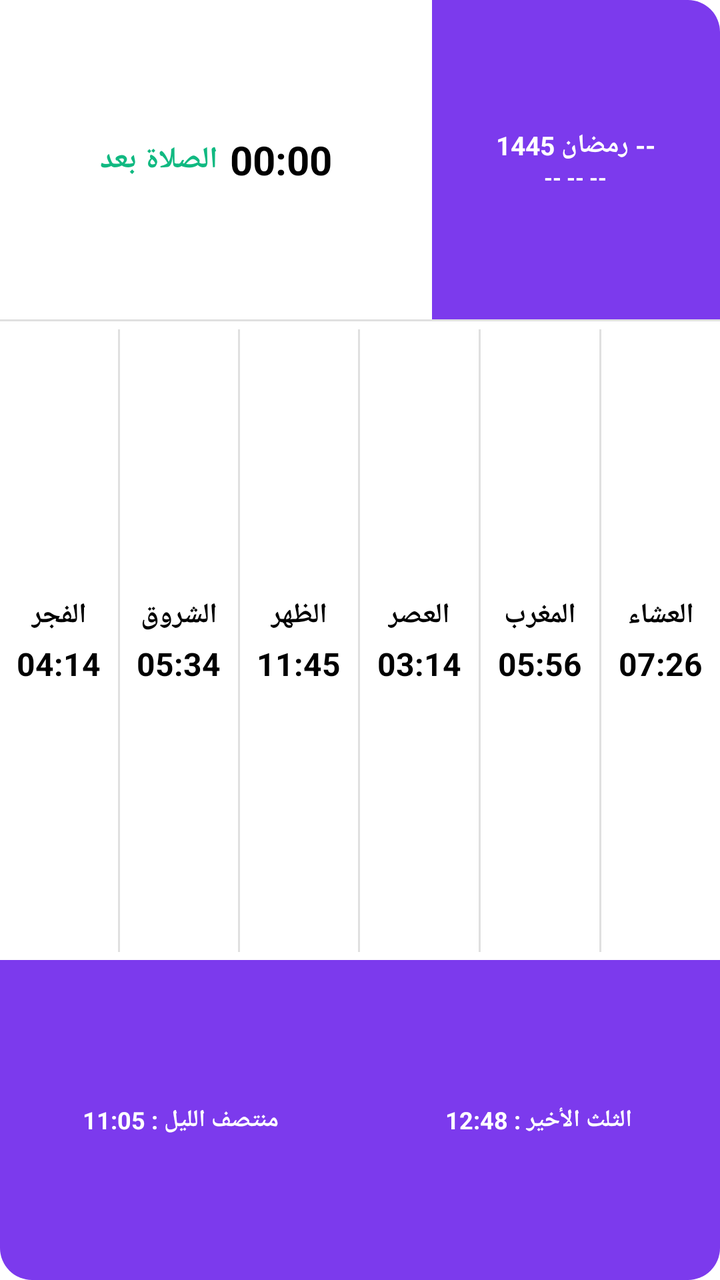
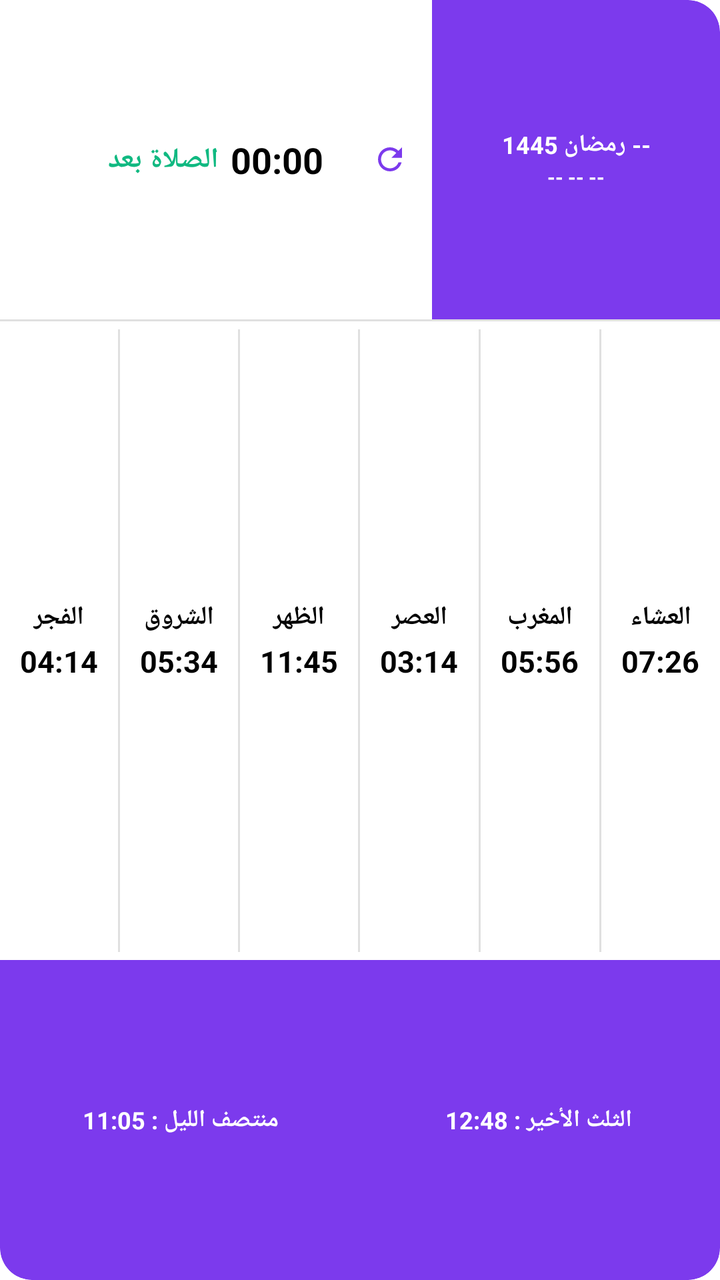

Two renders of the same Android screen: before a commit and after it. Below are the layout's source before the change and the commit's diff.
<!-- AndroidManifest.xml: application theme AppTheme.NoActionBar -->
<!-- res/layout/prayer_widget.xml -->
<?xml version="1.0" encoding="utf-8"?>
<LinearLayout xmlns:android="http://schemas.android.com/apk/res/android"
    android:id="@+id/widget_root"
    android:layout_width="match_parent"
    android:layout_height="match_parent"
    android:orientation="vertical"
    android:background="@drawable/widget_bg_white"
    android:layout_margin="0dp"
    android:padding="0dp">

    
    <LinearLayout
        android:layout_width="match_parent"
        android:layout_height="0dp"
        android:layout_weight="25"
        android:orientation="horizontal"
        android:baselineAligned="false">

        
        <RelativeLayout
            android:layout_width="0dp"
            android:layout_weight="6"
            android:layout_height="match_parent"
            android:background="@drawable/widget_top_right_bg"
            android:padding="0dp">

            <ImageView
                android:id="@+id/widget_app_icon_small"
                android:layout_width="17dp"
                android:layout_height="17dp"
                android:src="@mipmap/ic_launcher"
                android:layout_alignParentStart="true"
                android:layout_alignParentRight="true"
                android:layout_centerVertical="true"
                android:layout_marginStart="16dp"
                android:layout_marginRight="16dp" />

            <ImageView
                android:id="@+id/widget_app_icon_large"
                android:layout_width="36dp"
                android:layout_height="36dp"
                android:src="@mipmap/ic_launcher"
                android:layout_alignParentStart="true"
                android:layout_alignParentRight="true"
                android:layout_centerVertical="true"
                android:layout_marginStart="12dp"
                android:layout_marginRight="12dp"
                android:visibility="gone" />

            <LinearLayout
                android:layout_width="wrap_content"
                android:layout_height="wrap_content"
                android:orientation="horizontal"
                android:layout_centerInParent="true"
                android:gravity="center">

                <TextView
                    android:id="@+id/widget_next_prayer_name"
                    android:layout_width="wrap_content"
                    android:layout_height="wrap_content"
                    android:text="الصلاة بعد"
                    android:textColor="#10b981"
                    android:textSize="15sp"
                    android:textStyle="bold"
                    android:layout_marginEnd="6dp" />

                <Chronometer
                    android:id="@+id/widget_next_prayer_time"
                    android:layout_width="wrap_content"
                    android:layout_height="wrap_content"
                    android:textColor="#000000"
                    android:textSize="20sp"
                    android:textStyle="bold"
                    android:layout_marginTop="0dp"
                    android:countDown="true" />
            </LinearLayout>
        </RelativeLayout>

        
        <LinearLayout
            android:id="@+id/widget_left_section"
            android:layout_width="0dp"
            android:layout_weight="4"
            android:layout_height="match_parent"
            android:background="@drawable/widget_left_bg"
            android:orientation="horizontal"
            android:gravity="center"
            android:padding="4dp">

            <LinearLayout
                android:layout_width="wrap_content"
                android:layout_height="wrap_content"
                android:orientation="vertical"
                android:gravity="center">

                <TextView
                    android:id="@+id/widget_hijri_date"
                    android:layout_width="wrap_content"
                    android:layout_height="wrap_content"
                    android:text="-- رمضان 1445"
                    android:textColor="#FFFFFF"
                    android:textSize="13sp"
                    android:textStyle="bold"
                    android:layout_marginTop="0dp" />

                <TextView
                    android:id="@+id/widget_gregorian_date"
                    android:layout_width="wrap_content"
                    android:layout_height="wrap_content"
                    android:text="-- -- --"
                    android:textColor="#FFFFFF"
                    android:textSize="11sp"
                    android:textStyle="bold"
                    android:layout_marginTop="0dp" />
            </LinearLayout>
        </LinearLayout>
    </LinearLayout>

    
    <FrameLayout
        android:layout_width="match_parent"
        android:layout_height="1dp"
        android:background="#E0E0E0" />

    
    <LinearLayout
        android:layout_width="match_parent"
        android:layout_height="0dp"
        android:layout_weight="50"
        android:orientation="horizontal"
        android:background="#FFFFFF"
        android:paddingTop="2dp"
        android:paddingBottom="2dp">

        
        <LinearLayout android:id="@+id/col_fajr" android:layout_width="0dp" android:layout_weight="1" android:layout_height="match_parent" android:orientation="vertical" android:gravity="center">
            <TextView android:id="@+id/name_fajr" android:layout_width="wrap_content" android:layout_height="wrap_content" android:text="الفجر" android:textColor="#000000" android:textSize="14sp" android:textStyle="bold"/>
            <TextView android:id="@+id/time_fajr" android:layout_width="wrap_content" android:layout_height="wrap_content" android:text="04:14" android:textColor="#000000" android:textSize="16sp" android:textStyle="bold" android:layout_marginTop="4dp"/>
        </LinearLayout>
        <FrameLayout android:layout_width="1dp" android:layout_height="match_parent" android:background="#E0E0E0" android:layout_marginTop="2dp" android:layout_marginBottom="2dp"/>

        
        <LinearLayout android:id="@+id/col_sunrise" android:layout_width="0dp" android:layout_weight="1" android:layout_height="match_parent" android:orientation="vertical" android:gravity="center">
            <TextView android:id="@+id/name_sunrise" android:layout_width="wrap_content" android:layout_height="wrap_content" android:text="الشروق" android:textColor="#000000" android:textSize="14sp" android:textStyle="bold"/>
            <TextView android:id="@+id/time_sunrise" android:layout_width="wrap_content" android:layout_height="wrap_content" android:text="05:34" android:textColor="#000000" android:textSize="16sp" android:textStyle="bold" android:layout_marginTop="4dp"/>
        </LinearLayout>
        <FrameLayout android:layout_width="1dp" android:layout_height="match_parent" android:background="#E0E0E0" android:layout_marginTop="2dp" android:layout_marginBottom="2dp"/>

        
        <LinearLayout android:id="@+id/col_dhuhr" android:layout_width="0dp" android:layout_weight="1" android:layout_height="match_parent" android:orientation="vertical" android:gravity="center">
            <TextView android:id="@+id/name_dhuhr" android:layout_width="wrap_content" android:layout_height="wrap_content" android:text="الظهر" android:textColor="#000000" android:textSize="14sp" android:textStyle="bold"/>
            <TextView android:id="@+id/time_dhuhr" android:layout_width="wrap_content" android:layout_height="wrap_content" android:text="11:45" android:textColor="#000000" android:textSize="16sp" android:textStyle="bold" android:layout_marginTop="4dp"/>
        </LinearLayout>
        <FrameLayout android:layout_width="1dp" android:layout_height="match_parent" android:background="#E0E0E0" android:layout_marginTop="2dp" android:layout_marginBottom="2dp"/>

        
        <LinearLayout android:id="@+id/col_asr" android:layout_width="0dp" android:layout_weight="1" android:layout_height="match_parent" android:orientation="vertical" android:gravity="center">
            <TextView android:id="@+id/name_asr" android:layout_width="wrap_content" android:layout_height="wrap_content" android:text="العصر" android:textColor="#000000" android:textSize="14sp" android:textStyle="bold"/>
            <TextView android:id="@+id/time_asr" android:layout_width="wrap_content" android:layout_height="wrap_content" android:text="03:14" android:textColor="#000000" android:textSize="16sp" android:textStyle="bold" android:layout_marginTop="4dp"/>
        </LinearLayout>
        <FrameLayout android:layout_width="1dp" android:layout_height="match_parent" android:background="#E0E0E0" android:layout_marginTop="2dp" android:layout_marginBottom="2dp"/>

        
        <LinearLayout android:id="@+id/col_maghrib" android:layout_width="0dp" android:layout_weight="1" android:layout_height="match_parent" android:orientation="vertical" android:gravity="center">
            <TextView android:id="@+id/name_maghrib" android:layout_width="wrap_content" android:layout_height="wrap_content" android:text="المغرب" android:textColor="#000000" android:textSize="14sp" android:textStyle="bold"/>
            <TextView android:id="@+id/time_maghrib" android:layout_width="wrap_content" android:layout_height="wrap_content" android:text="05:56" android:textColor="#000000" android:textSize="16sp" android:textStyle="bold" android:layout_marginTop="4dp"/>
        </LinearLayout>
        <FrameLayout android:layout_width="1dp" android:layout_height="match_parent" android:background="#E0E0E0" android:layout_marginTop="2dp" android:layout_marginBottom="2dp"/>

        
        <LinearLayout android:id="@+id/col_isha" android:layout_width="0dp" android:layout_weight="1" android:layout_height="match_parent" android:orientation="vertical" android:gravity="center">
            <TextView android:id="@+id/name_isha" android:layout_width="wrap_content" android:layout_height="wrap_content" android:text="العشاء" android:textColor="#000000" android:textSize="14sp" android:textStyle="bold"/>
            <TextView android:id="@+id/time_isha" android:layout_width="wrap_content" android:layout_height="wrap_content" android:text="07:26" android:textColor="#000000" android:textSize="16sp" android:textStyle="bold" android:layout_marginTop="4dp"/>
        </LinearLayout>
    </LinearLayout>

    
    <LinearLayout
        android:id="@+id/widget_bottom_section"
        android:layout_width="match_parent"
        android:layout_height="0dp"
        android:layout_weight="25"
        android:orientation="horizontal"
        android:background="@drawable/widget_bottom_bg"
        android:padding="1dp"
        android:gravity="center">

        <TextView
            android:id="@+id/widget_midnight"
            android:layout_width="0dp"
            android:layout_weight="1"
            android:layout_height="match_parent"
            android:text="منتصف الليل : 11:05"
            android:textColor="#FFFFFF"
            android:textSize="12sp"
            android:textStyle="bold"
            android:gravity="center" />

        <TextView
            android:id="@+id/widget_last_third"
            android:layout_width="0dp"
            android:layout_weight="1"
            android:layout_height="match_parent"
            android:text="الثلث الأخير : 12:48"
            android:textColor="#FFFFFF"
            android:textSize="12sp"
            android:textStyle="bold"
            android:gravity="center" />
    </LinearLayout>
</LinearLayout>
<!-- resources referenced by this layout -->
<resources>
  <!-- drawable widget_bg_white (drawable) -->
  <?xml version="1.0" encoding="utf-8"?>
  <shape xmlns:android="http://schemas.android.com/apk/res/android">
      <solid android:color="#FFFFFF" />
      <corners android:radius="16dp" />
  </shape>
  <!-- drawable widget_bottom_bg (drawable) -->
  <?xml version="1.0" encoding="utf-8"?>
  <shape xmlns:android="http://schemas.android.com/apk/res/android">
      <solid android:color="#7c3aed" />
      <corners android:bottomLeftRadius="16dp" android:bottomRightRadius="16dp" />
  </shape>
  <!-- drawable widget_left_bg (drawable) -->
  <?xml version="1.0" encoding="utf-8"?>
  <shape xmlns:android="http://schemas.android.com/apk/res/android">
      <solid android:color="#7c3aed" />
      <corners android:topRightRadius="16dp" />
  </shape>
  <!-- drawable widget_top_right_bg (drawable) -->
  <?xml version="1.0" encoding="utf-8"?>
  <shape xmlns:android="http://schemas.android.com/apk/res/android">
      <solid android:color="#FFFFFF" />
      <corners android:topLeftRadius="16dp" />
  </shape>
  <!-- mipmap ic_launcher (mipmap-anydpi-v26) -->
  <?xml version="1.0" encoding="utf-8"?>
  <adaptive-icon xmlns:android="http://schemas.android.com/apk/res/android">
    <background android:drawable="@mipmap/ic_launcher_adaptive_back"/>
    <foreground android:drawable="@mipmap/ic_launcher_adaptive_fore"/>
  </adaptive-icon>
  <style name="AppTheme.NoActionBar" parent="Theme.AppCompat.DayNight.NoActionBar">
          <item name="windowActionBar">false</item>
          <item name="windowNoTitle">true</item>
          <item name="android:windowBackground">@android:color/transparent</item>
          <item name="android:windowIsTranslucent">true</item>
      </style>
</resources>

<!-- the commit's change to res/layout/prayer_widget.xml (unified diff, before → after) -->
@@ -5,6 +5,7 @@
     android:layout_height="match_parent"
     android:orientation="vertical"
     android:background="@drawable/widget_bg_white"
+    android:clipToOutline="true"
     android:layout_margin="0dp"
     android:padding="0dp">
 
@@ -18,36 +19,38 @@
 
         
         <RelativeLayout
+            android:id="@+id/widget_top_right_section"
             android:layout_width="0dp"
             android:layout_weight="6"
             android:layout_height="match_parent"
             android:background="@drawable/widget_top_right_bg"
             android:padding="0dp">
 
+            
             <ImageView
                 android:id="@+id/widget_app_icon_small"
-                android:layout_width="17dp"
-                android:layout_height="17dp"
+                android:layout_width="22dp"
+                android:layout_height="22dp"
                 android:src="@mipmap/ic_launcher"
                 android:layout_alignParentStart="true"
-                android:layout_alignParentRight="true"
                 android:layout_centerVertical="true"
-                android:layout_marginStart="16dp"
-                android:layout_marginRight="16dp" />
+                android:layout_marginStart="12dp"
+                android:contentDescription="App Icon" />
 
             <ImageView
                 android:id="@+id/widget_app_icon_large"
-                android:layout_width="36dp"
-                android:layout_height="36dp"
+                android:layout_width="34dp"
+                android:layout_height="34dp"
                 android:src="@mipmap/ic_launcher"
                 android:layout_alignParentStart="true"
-                android:layout_alignParentRight="true"
                 android:layout_centerVertical="true"
                 android:layout_marginStart="12dp"
-                android:layout_marginRight="12dp"
-                android:visibility="gone" />
-
+                android:visibility="gone"
+                android:contentDescription="App Icon Large" />
+
+            
             <LinearLayout
+                android:id="@+id/widget_next_prayer_container"
                 android:layout_width="wrap_content"
                 android:layout_height="wrap_content"
                 android:orientation="horizontal"
@@ -60,7 +63,7 @@
                     android:layout_height="wrap_content"
                     android:text="الصلاة بعد"
                     android:textColor="#10b981"
-                    android:textSize="15sp"
+                    android:textSize="14sp"
                     android:textStyle="bold"
                     android:layout_marginEnd="6dp" />
 
@@ -69,11 +72,23 @@
                     android:layout_width="wrap_content"
                     android:layout_height="wrap_content"
                     android:textColor="#000000"
-                    android:textSize="20sp"
+                    android:textSize="18sp"
                     android:textStyle="bold"
                     android:layout_marginTop="0dp"
                     android:countDown="true" />
             </LinearLayout>
+
+            
+            <ImageView
+                android:id="@+id/widget_btn_refresh"
+                android:layout_width="22dp"
+                android:layout_height="22dp"
+                android:src="@drawable/ic_widget_refresh"
+                android:layout_alignParentEnd="true"
+                android:layout_centerVertical="true"
+                android:layout_marginEnd="10dp"
+                android:padding="2dp"
+                android:contentDescription="Refresh" />
         </RelativeLayout>
 
         
@@ -83,94 +98,99 @@
             android:layout_weight="4"
             android:layout_height="match_parent"
             android:background="@drawable/widget_left_bg"
-            android:orientation="horizontal"
+            android:orientation="vertical"
             android:gravity="center"
-            android:padding="4dp">
-
-            <LinearLayout
-                android:layout_width="wrap_content"
+            android:clickable="true"
+            android:focusable="true"
+            android:paddingStart="4dp"
+            android:paddingEnd="4dp">
+
+            <TextView
+                android:id="@+id/widget_hijri_date"
+                android:layout_width="match_parent"
                 android:layout_height="wrap_content"
-                android:orientation="vertical"
-                android:gravity="center">
-
-                <TextView
-                    android:id="@+id/widget_hijri_date"
-                    android:layout_width="wrap_content"
-                    android:layout_height="wrap_content"
-                    android:text="-- رمضان 1445"
-                    android:textColor="#FFFFFF"
-                    android:textSize="13sp"
-                    android:textStyle="bold"
-                    android:layout_marginTop="0dp" />
-
-                <TextView
-                    android:id="@+id/widget_gregorian_date"
-                    android:layout_width="wrap_content"
-                    android:layout_height="wrap_content"
-                    android:text="-- -- --"
-                    android:textColor="#FFFFFF"
-                    android:textSize="11sp"
-                    android:textStyle="bold"
-                    android:layout_marginTop="0dp" />
-            </LinearLayout>
+                android:text="-- رمضان 1445"
+                android:textColor="#FFFFFF"
+                android:textSize="12sp"
+                android:textStyle="bold"
+                android:gravity="center"
+                android:textAlignment="center"
+                android:singleLine="true" />
+
+            <TextView
+                android:id="@+id/widget_gregorian_date"
+                android:layout_width="match_parent"
+                android:layout_height="wrap_content"
+                android:text="-- -- --"
+                android:textColor="#FFFFFF"
+                android:textSize="10sp"
+                android:textStyle="bold"
+                android:gravity="center"
+                android:textAlignment="center"
+                android:singleLine="true"
+                android:layout_marginTop="1dp" />
         </LinearLayout>
     </LinearLayout>
 
     
     <FrameLayout
+        android:id="@+id/widget_divider_1"
         android:layout_width="match_parent"
         android:layout_height="1dp"
         android:background="#E0E0E0" />
 
     
     <LinearLayout
+        android:id="@+id/widget_middle_section"
         android:layout_width="match_parent"
         android:layout_height="0dp"
         android:layout_weight="50"
         android:orientation="horizontal"
         android:background="#FFFFFF"
         android:paddingTop="2dp"
-        android:paddingBottom="2dp">
+        android:paddingBottom="2dp"
+        android:clickable="true"
+        android:focusable="true">
 
         
         <LinearLayout android:id="@+id/col_fajr" android:layout_width="0dp" android:layout_weight="1" android:layout_height="match_parent" android:orientation="vertical" android:gravity="center">
-            <TextView android:id="@+id/name_fajr" android:layout_width="wrap_content" android:layout_height="wrap_content" android:text="الفجر" android:textColor="#000000" android:textSize="14sp" android:textStyle="bold"/>
-            <TextView android:id="@+id/time_fajr" android:layout_width="wrap_content" android:layout_height="wrap_content" android:text="04:14" android:textColor="#000000" android:textSize="16sp" android:textStyle="bold" android:layout_marginTop="4dp"/>
-        </LinearLayout>
-        <FrameLayout android:layout_width="1dp" android:layout_height="match_parent" android:background="#E0E0E0" android:layout_marginTop="2dp" android:layout_marginBottom="2dp"/>
+            <TextView android:id="@+id/name_fajr" android:layout_width="wrap_content" android:layout_height="wrap_content" android:text="الفجر" android:textColor="#000000" android:textSize="13sp" android:textStyle="bold"/>
+            <TextView android:id="@+id/time_fajr" android:layout_width="wrap_content" android:layout_height="wrap_content" android:text="04:14" android:textColor="#000000" android:textSize="15sp" android:textStyle="bold" android:layout_marginTop="3dp"/>
+        </LinearLayout>
+        <FrameLayout android:id="@+id/sep_1" android:layout_width="1dp" android:layout_height="match_parent" android:background="#E0E0E0" android:layout_marginTop="2dp" android:layout_marginBottom="2dp"/>
 
         
         <LinearLayout android:id="@+id/col_sunrise" android:layout_width="0dp" android:layout_weight="1" android:layout_height="match_parent" android:orientation="vertical" android:gravity="center">
-            <TextView android:id="@+id/name_sunrise" android:layout_width="wrap_content" android:layout_height="wrap_content" android:text="الشروق" android:textColor="#000000" android:textSize="14sp" android:textStyle="bold"/>
-            <TextView android:id="@+id/time_sunrise" android:layout_width="wrap_content" android:layout_height="wrap_content" android:text="05:34" android:textColor="#000000" android:textSize="16sp" android:textStyle="bold" android:layout_marginTop="4dp"/>
-        </LinearLayout>
-        <FrameLayout android:layout_width="1dp" android:layout_height="match_parent" android:background="#E0E0E0" android:layout_marginTop="2dp" android:layout_marginBottom="2dp"/>
+            <TextView android:id="@+id/name_sunrise" android:layout_width="wrap_content" android:layout_height="wrap_content" android:text="الشروق" android:textColor="#000000" android:textSize="13sp" android:textStyle="bold"/>
+            <TextView android:id="@+id/time_sunrise" android:layout_width="wrap_content" android:layout_height="wrap_content" android:text="05:34" android:textColor="#000000" android:textSize="15sp" android:textStyle="bold" android:layout_marginTop="3dp"/>
+        </LinearLayout>
+        <FrameLayout android:id="@+id/sep_2" android:layout_width="1dp" android:layout_height="match_parent" android:background="#E0E0E0" android:layout_marginTop="2dp" android:layout_marginBottom="2dp"/>
 
         
         <LinearLayout android:id="@+id/col_dhuhr" android:layout_width="0dp" android:layout_weight="1" android:layout_height="match_parent" android:orientation="vertical" android:gravity="center">
-            <TextView android:id="@+id/name_dhuhr" android:layout_width="wrap_content" android:layout_height="wrap_content" android:text="الظهر" android:textColor="#000000" android:textSize="14sp" android:textStyle="bold"/>
-            <TextView android:id="@+id/time_dhuhr" android:layout_width="wrap_content" android:layout_height="wrap_content" android:text="11:45" android:textColor="#000000" android:textSize="16sp" android:textStyle="bold" android:layout_marginTop="4dp"/>
-        </LinearLayout>
-        <FrameLayout android:layout_width="1dp" android:layout_height="match_parent" android:background="#E0E0E0" android:layout_marginTop="2dp" android:layout_marginBottom="2dp"/>
+            <TextView android:id="@+id/name_dhuhr" android:layout_width="wrap_content" android:layout_height="wrap_content" android:text="الظهر" android:textColor="#000000" android:textSize="13sp" android:textStyle="bold"/>
+            <TextView android:id="@+id/time_dhuhr" android:layout_width="wrap_content" android:layout_height="wrap_content" android:text="11:45" android:textColor="#000000" android:textSize="15sp" android:textStyle="bold" android:layout_marginTop="3dp"/>
+        </LinearLayout>
+        <FrameLayout android:id="@+id/sep_3" android:layout_width="1dp" android:layout_height="match_parent" android:background="#E0E0E0" android:layout_marginTop="2dp" android:layout_marginBottom="2dp"/>
 
         
         <LinearLayout android:id="@+id/col_asr" android:layout_width="0dp" android:layout_weight="1" android:layout_height="match_parent" android:orientation="vertical" android:gravity="center">
-            <TextView android:id="@+id/name_asr" android:layout_width="wrap_content" android:layout_height="wrap_content" android:text="العصر" android:textColor="#000000" android:textSize="14sp" android:textStyle="bold"/>
-            <TextView android:id="@+id/time_asr" android:layout_width="wrap_content" android:layout_height="wrap_content" android:text="03:14" android:textColor="#000000" android:textSize="16sp" android:textStyle="bold" android:layout_marginTop="4dp"/>
-        </LinearLayout>
-        <FrameLayout android:layout_width="1dp" android:layout_height="match_parent" android:background="#E0E0E0" android:layout_marginTop="2dp" android:layout_marginBottom="2dp"/>
+            <TextView android:id="@+id/name_asr" android:layout_width="wrap_content" android:layout_height="wrap_content" android:text="العصر" android:textColor="#000000" android:textSize="13sp" android:textStyle="bold"/>
+            <TextView android:id="@+id/time_asr" android:layout_width="wrap_content" android:layout_height="wrap_content" android:text="03:14" android:textColor="#000000" android:textSize="15sp" android:textStyle="bold" android:layout_marginTop="3dp"/>
+        </LinearLayout>
+        <FrameLayout android:id="@+id/sep_4" android:layout_width="1dp" android:layout_height="match_parent" android:background="#E0E0E0" android:layout_marginTop="2dp" android:layout_marginBottom="2dp"/>
 
         
         <LinearLayout android:id="@+id/col_maghrib" android:layout_width="0dp" android:layout_weight="1" android:layout_height="match_parent" android:orientation="vertical" android:gravity="center">
-            <TextView android:id="@+id/name_maghrib" android:layout_width="wrap_content" android:layout_height="wrap_content" android:text="المغرب" android:textColor="#000000" android:textSize="14sp" android:textStyle="bold"/>
-            <TextView android:id="@+id/time_maghrib" android:layout_width="wrap_content" android:layout_height="wrap_content" android:text="05:56" android:textColor="#000000" android:textSize="16sp" android:textStyle="bold" android:layout_marginTop="4dp"/>
-        </LinearLayout>
-        <FrameLayout android:layout_width="1dp" android:layout_height="match_parent" android:background="#E0E0E0" android:layout_marginTop="2dp" android:layout_marginBottom="2dp"/>
+            <TextView android:id="@+id/name_maghrib" android:layout_width="wrap_content" android:layout_height="wrap_content" android:text="المغرب" android:textColor="#000000" android:textSize="13sp" android:textStyle="bold"/>
+            <TextView android:id="@+id/time_maghrib" android:layout_width="wrap_content" android:layout_height="wrap_content" android:text="05:56" android:textColor="#000000" android:textSize="15sp" android:textStyle="bold" android:layout_marginTop="3dp"/>
+        </LinearLayout>
+        <FrameLayout android:id="@+id/sep_5" android:layout_width="1dp" android:layout_height="match_parent" android:background="#E0E0E0" android:layout_marginTop="2dp" android:layout_marginBottom="2dp"/>
 
         
         <LinearLayout android:id="@+id/col_isha" android:layout_width="0dp" android:layout_weight="1" android:layout_height="match_parent" android:orientation="vertical" android:gravity="center">
-            <TextView android:id="@+id/name_isha" android:layout_width="wrap_content" android:layout_height="wrap_content" android:text="العشاء" android:textColor="#000000" android:textSize="14sp" android:textStyle="bold"/>
-            <TextView android:id="@+id/time_isha" android:layout_width="wrap_content" android:layout_height="wrap_content" android:text="07:26" android:textColor="#000000" android:textSize="16sp" android:textStyle="bold" android:layout_marginTop="4dp"/>
+            <TextView android:id="@+id/name_isha" android:layout_width="wrap_content" android:layout_height="wrap_content" android:text="العشاء" android:textColor="#000000" android:textSize="13sp" android:textStyle="bold"/>
+            <TextView android:id="@+id/time_isha" android:layout_width="wrap_content" android:layout_height="wrap_content" android:text="07:26" android:textColor="#000000" android:textSize="15sp" android:textStyle="bold" android:layout_marginTop="3dp"/>
         </LinearLayout>
     </LinearLayout>
 
@@ -183,7 +203,9 @@
         android:orientation="horizontal"
         android:background="@drawable/widget_bottom_bg"
         android:padding="1dp"
-        android:gravity="center">
+        android:gravity="center"
+        android:clickable="true"
+        android:focusable="true">
 
         <TextView
             android:id="@+id/widget_midnight"
<!-- resource entries referenced after the edit -->
@@ -1,5 +1,15 @@
 <!-- resources referenced by this layout -->
 <resources>
+  <!-- drawable ic_widget_refresh (drawable) -->
+  <vector xmlns:android="http://schemas.android.com/apk/res/android"
+      android:width="24dp"
+      android:height="24dp"
+      android:viewportWidth="24"
+      android:viewportHeight="24">
+    <path
+        android:fillColor="#7c3aed"
+        android:pathData="M17.65,6.35C16.2,4.9 14.21,4 12,4c-4.42,0 -7.99,3.58 -7.99,8s3.57,8 7.99,8c3.73,0 6.84,-2.55 7.73,-6h-2.08c-0.82,2.33 -3.04,4 -5.65,4 -3.31,0 -6,-2.69 -6,-6s2.69,-6 6,-6c1.66,0 3.14,0.69 4.22,1.78L13,11h7V4l-2.35,2.35z"/>
+  </vector>
   <!-- drawable widget_bg_white (drawable) -->
   <?xml version="1.0" encoding="utf-8"?>
   <shape xmlns:android="http://schemas.android.com/apk/res/android">
